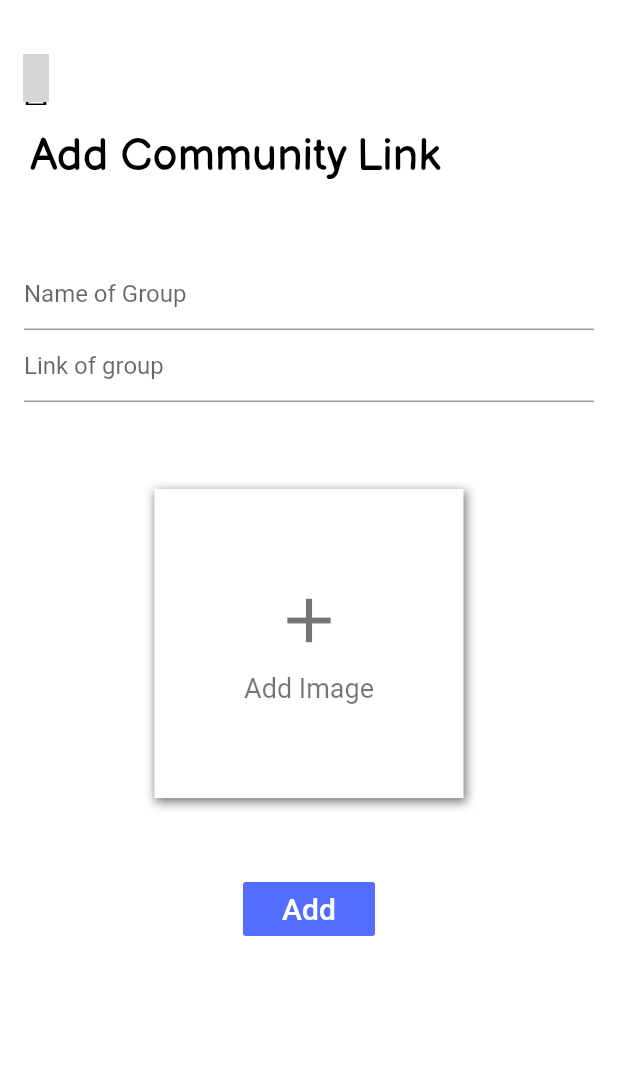
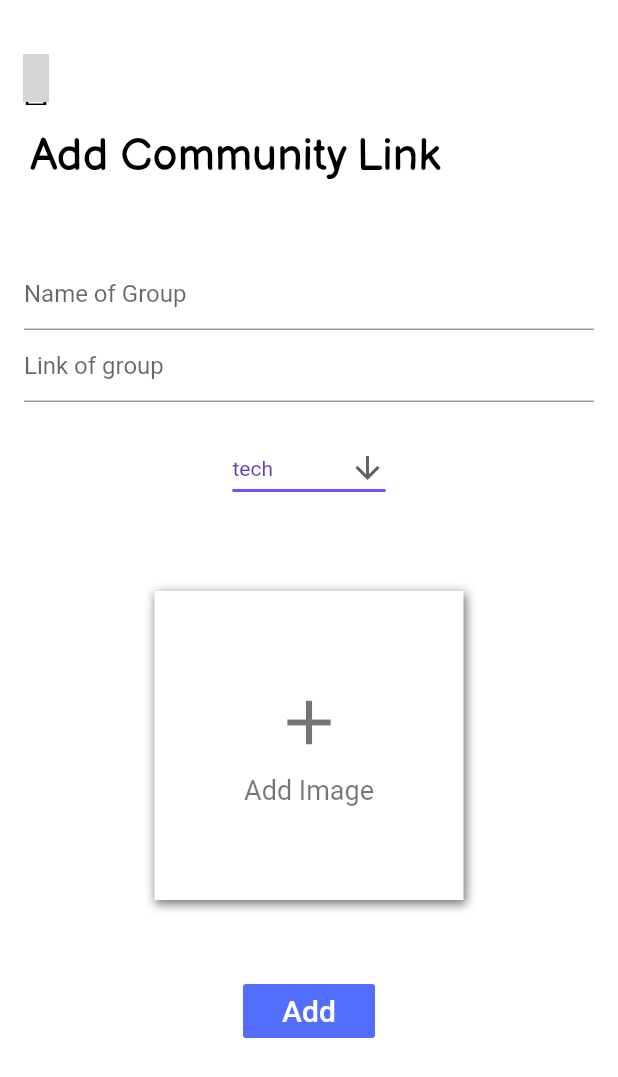
Before and after one commit to ridhi-2801/Connectify, a Flutter app: the AddLinkPage screen opened directly, on a phone screen of 412 x 824 dp. Shown: the top 1077 px of the screen. Run offline on Flutter 3.47's test engine with Material 2 defaults, Android fonts, the phone set to English and light mode, and no system bars; our stand-ins replace clay_containers, cloud_firestore, eva_icons_flutter, firebase_auth, firebase_core, flutter_linkify and 3 more; missing offline and left inert: social_share; accounts and stored records are empty; grey boxes are pictures that could not be loaded.

Commit message:
drop down

```diff
--- /dev/null
+++ b/lib/dropDown.dart
@@ -0,0 +1,39 @@
+import 'package:flutter/material.dart';
+
+class DropDown extends StatefulWidget {
+  const DropDown({Key? key}) : super(key: key);
+
+  @override
+  State<DropDown> createState() => _DropDown();
+}
+
+class _DropDown extends State<DropDown> {
+  String dropdownValue = 'tech';
+
+  @override
+  Widget build(BuildContext context) {
+    return DropdownButton<String>(
+      value: dropdownValue,
+      icon: const Icon(Icons.arrow_downward),
+      iconSize: 24,
+      elevation: 16,
+      style: const TextStyle(color: Colors.deepPurple),
+      underline: Container(
+        height: 2,
+        color: Colors.deepPurpleAccent,
+      ),
+      onChanged: (String? newValue) {
+        setState(() {
+          dropdownValue = newValue!;
+        });
+      },
+      items: <String>['tech', 'fashion', 'shopping', 'photography']
+          .map<DropdownMenuItem<String>>((String value) {
+        return DropdownMenuItem<String>(
+          value: value,
+          child: Text(value),
+        );
+      }).toList(),
+    );
+  }
+}
--- a/lib/screens/addLinkPage.dart
+++ b/lib/screens/addLinkPage.dart
@@ -1,8 +1,8 @@
 import 'dart:io';
-
 import 'package:eva_icons_flutter/eva_icons_flutter.dart';
 import 'package:flutter/material.dart';
 import 'package:flutter_app/constants.dart';
+import 'package:flutter_app/dropDown.dart';
 import 'package:image_picker/image_picker.dart';
 
 class AddLinkPage extends StatefulWidget {
@@ -96,19 +96,17 @@ class _AddLinkPageState extends State<AddLinkPage> {
   @override
   Widget build(BuildContext context) {
     return Scaffold(
-        backgroundColor: isDark ? darkModeColor : baseColor,
+        backgroundColor: baseColor,
         body: Padding(
             padding: const EdgeInsets.only(top: 18.0),
-            child:
-                ListView(
-                    children: [
+            child: ListView(children: [
               Padding(
                 padding: const EdgeInsets.only(top: 10.0),
                 child: Align(
                   alignment: Alignment.topLeft,
                   child: IconButton(
-                    icon: Icon(EvaIcons.close,
-                        size: 40.0, color: darkModeColor),
+                    icon:
+                        Icon(EvaIcons.close, size: 40.0, color: darkModeColor),
                     onPressed: () {
                       Navigator.pop(context);
                     },
@@ -120,16 +118,14 @@ class _AddLinkPageState extends State<AddLinkPage> {
                 child: Text(
                   'Add Community Link',
                   style: TextStyle(
-                      color: isDark ? baseColor : darkModeColor,
+                      color: darkModeColor,
                       fontSize: 30.0,
                       fontFamily: 'BalsamiqSans'),
                 ),
               ),
               Padding(
-                padding: const EdgeInsets.only(left: 16,right: 16,top: 50),
-                child: Column(
-
-                  children: [
+                  padding: const EdgeInsets.only(left: 16, right: 16, top: 50),
+                  child: Column(children: [
                     TextFormField(
                       decoration: const InputDecoration(
                         hintText: 'Name of Group',
@@ -140,52 +136,8 @@ class _AddLinkPageState extends State<AddLinkPage> {
                         hintText: 'Link of group',
                       ),
                     ),
-//                      Form(
-//                        key: formKey,
-//                        child: DropDownFormField(
-//                          hintText: 'Group Genre',
-//                          filled: false,
-//                          value: _myActivity,
-//                          onSaved: (value) {
-//                            setState(() {
-//                              _myActivity = value;
-//                            });
-//                          },
-//                          onChanged: (value) {
-//                            setState(() {
-//                              _myActivity = value;
-//                            });
-//                          },
-//                          dataSource: [
-//                            {
-//                              "display": "Reader's Choice",
-//                              "value": "Reader's Choice",
-//                            },
-//                            {
-//                              "display": "Tech",
-//                              "value": "Tech",
-//                            },
-//                            {
-//                              "display": "Gamers",
-//                              "value": "Gamers",
-//                            },
-//                            {
-//                              "display": "Youtube Promotion",
-//                              "value": "Youtube Promotion",
-//                            },
-//                            {
-//                              "display": "Art n Craft",
-//                              "value": "Art n Craft",
-//                            },
-//                            {
-//                              "display": "News Lovers",
-//                              "value": "News Lovers",
-//                            },
-//                          ],
-//                          textField: 'display',
-//                          valueField: 'value',
-//                        ),
-//                      ),
+                    SizedBox(height: 20,),
+                    DropDown(),
                     Padding(
                       padding: const EdgeInsets.only(top: 58.0),
                       child: GestureDetector(
@@ -193,8 +145,8 @@ class _AddLinkPageState extends State<AddLinkPage> {
                           _showPicker(context);
                         },
                         child: Container(
-                          height: MediaQuery.of(context).size.height/4,
-                          width: MediaQuery.of(context).size.width/2,
+                          height: MediaQuery.of(context).size.height / 4,
+                          width: MediaQuery.of(context).size.width / 2,
                           decoration: BoxDecoration(
                             boxShadow: [
                               BoxShadow(
@@ -225,7 +177,7 @@ class _AddLinkPageState extends State<AddLinkPage> {
 ////                                      fit: BoxFit.fill,
 ////                                    ),
 ////                                  )
-                              child:  Column(
+                              child: Column(
                                   mainAxisAlignment: MainAxisAlignment.center,
                                   crossAxisAlignment: CrossAxisAlignment.center,
                                   children: [
@@ -240,19 +192,15 @@ class _AddLinkPageState extends State<AddLinkPage> {
                                     Text(
                                       "Add Image",
                                       style: TextStyle(
-                                            color: Colors.black54,
-                                            fontSize: 18),
+                                          color: Colors.black54, fontSize: 18),
                                     ),
-
-
                                   ])),
                         ),
-
-
-
                       ),
                     ),
-                    SizedBox(height: 50,),
+                    SizedBox(
+                      height: 50,
+                    ),
                     FlatButton(
                       color: Colors.indigoAccent,
                       child: Text(
@@ -264,9 +212,7 @@ class _AddLinkPageState extends State<AddLinkPage> {
                         Navigator.pop(context);
                       },
                     ),
-            ]
-                )
-              )])
-        ));
+                  ]))
+            ])));
   }
 }
```
Lines whose indentation alone changed are shown as unchanged.
